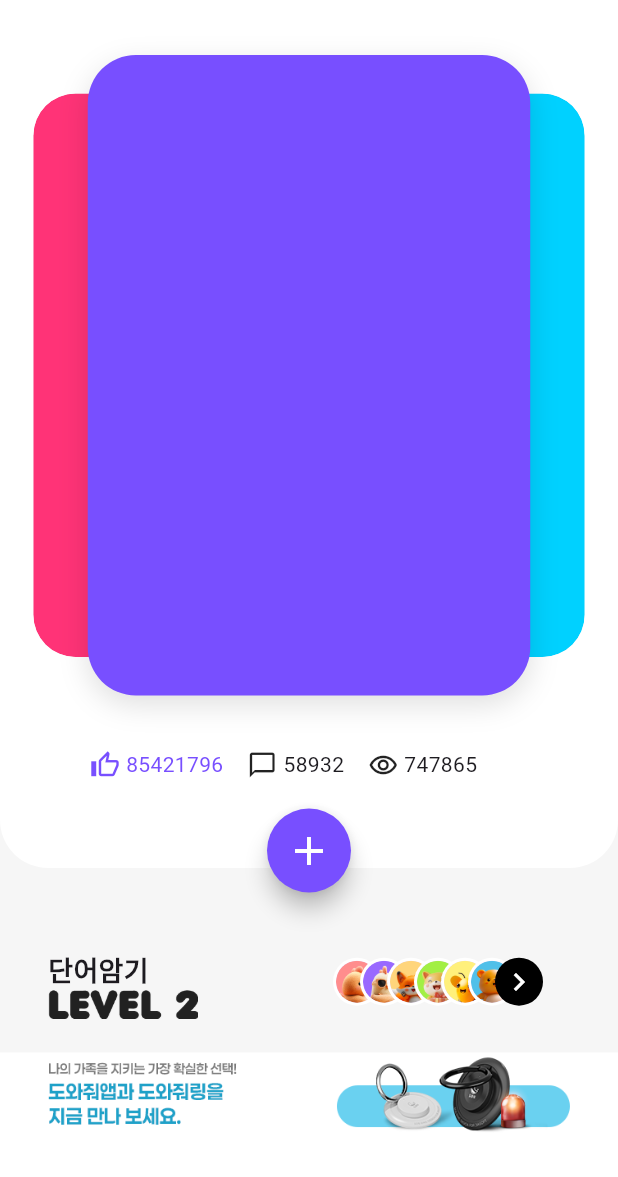
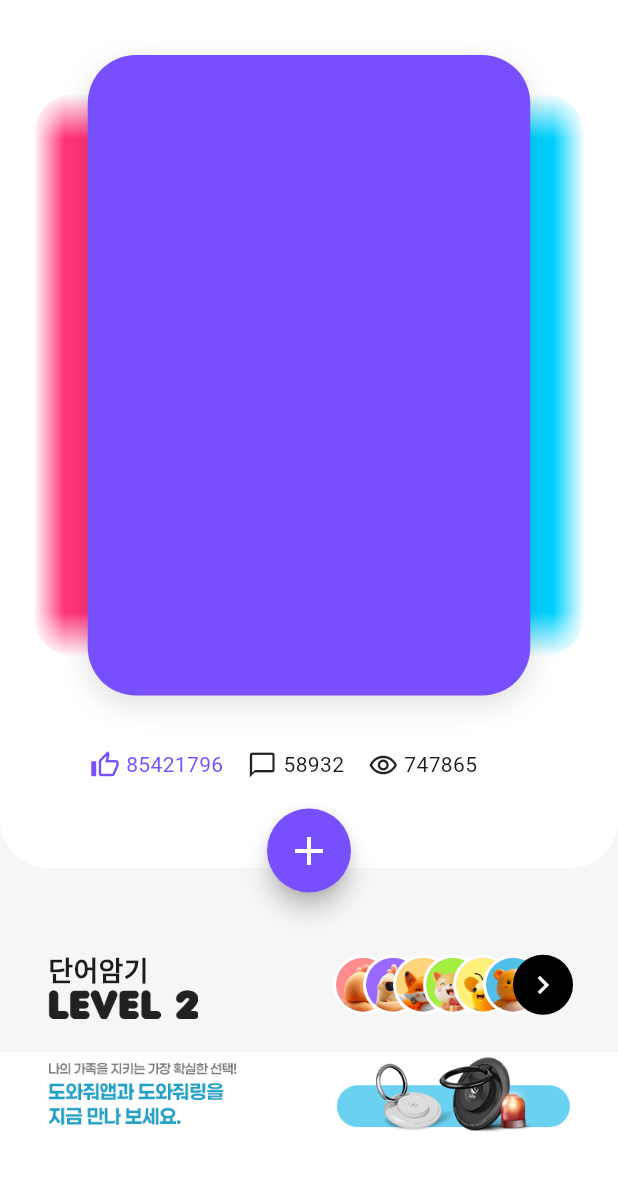
Before and after one commit to gyu-hyung/work, a Flutter app: the TeenPickPageView screen opened directly, on a phone screen of 412 x 824 dp, the part 59-1236 px from its top. Run offline on Flutter 3.47's test engine with Material 3 defaults, Android fonts, the phone set to English and light mode, and no system bars; our stand-ins replace equatable, flutter_bloc, flutter_svg, go_router.

Commit message:
teen pick page blur

```diff
--- a/lib/src/ui/pages/teen_pick/teen_pick_page.dart
+++ b/lib/src/ui/pages/teen_pick/teen_pick_page.dart
@@ -118,6 +118,9 @@ class TeenPickPageView extends StatelessWidget {
       'assets/icons/ic_marker5.png',
       'assets/icons/ic_marker6.png',
     ];
+    final int lastAvartarIndex = reactionAvatars.length;
+    const double avartarSize = 20;
+    const double distance = 20;
 
     return Padding(
       padding: const EdgeInsets.symmetric(vertical: 32),
@@ -145,25 +148,25 @@ class TeenPickPageView extends StatelessWidget {
             child: Padding(
               padding: const EdgeInsets.symmetric(horizontal: 16),
               child: SizedBox(
-                height: 36,
+                height: 40,
                 child: Stack(
                   children: [
-                    for (int i = 0; i < reactionAvatars.length; i++)
+                    for (int i = 0; i < lastAvartarIndex; i++)
                       Positioned(
-                        left: i * 18,
+                        left: i * distance,
                         child: CircleAvatar(
-                          radius: 16,
+                          radius: avartarSize,
                           backgroundColor: Colors.white,
                           child: CircleAvatar(
-                            radius: 14,
+                            radius: avartarSize - 2,
                             backgroundImage: AssetImage(reactionAvatars[i]),
                           ),
                         ),
                       ),
                     Positioned(
-                      left: reactionAvatars.length * 18,
+                      left: lastAvartarIndex * distance,
                       child: const CircleAvatar(
-                        radius: 16,
+                        radius: avartarSize,
                         backgroundColor: Colors.black,
                         child: Icon(Icons.chevron_right, color: Colors.white),
                       ),
--- a/lib/src/ui/pages/teen_pick/widgets/SwiperCard.dart
+++ b/lib/src/ui/pages/teen_pick/widgets/SwiperCard.dart
@@ -140,18 +140,54 @@ class CardWidget extends StatelessWidget {
         ],
       ),
     );
-    if (blur) {
-      return ClipRRect(
+
+    if (!blur) return card;
+
+    // 1. 카드 전체에 blur
+    Widget blurred = ClipRRect(
       borderRadius: BorderRadius.circular(32),
       child: BackdropFilter(
         filter: ImageFilter.blur(sigmaX: 40, sigmaY: 40),
-          child: Opacity(
-            opacity: 1,
         child: card,
       ),
-        ),
+    );
+
+    // 2. 좌우 ShaderMask
+    Widget horizontalMask = ShaderMask(
+      shaderCallback: (Rect bounds) {
+        return const LinearGradient(
+          begin: Alignment.centerLeft,
+          end: Alignment.centerRight,
+          colors: [
+            Colors.transparent, // 왼쪽 투명
+            Colors.black, // 중앙 불투명
+            Colors.black, // 중앙 불투명
+            Colors.transparent // 오른쪽 투명
+          ],
+          stops: [0.0, 0.08, 0.92, 1.0],
+        ).createShader(bounds);
+      },
+      blendMode: BlendMode.dstIn,
+      child: blurred,
+    );
+
+    // 3. 위아래 ShaderMask
+    return ShaderMask(
+      shaderCallback: (Rect bounds) {
+        return const LinearGradient(
+          begin: Alignment.topCenter,
+          end: Alignment.bottomCenter,
+          colors: [
+            Colors.transparent, // 위쪽 투명
+            Colors.black, // 중앙 불투명
+            Colors.black, // 중앙 불투명
+            Colors.transparent // 아래쪽 투명
+          ],
+          stops: [0.0, 0.08, 0.92, 1.0],
+        ).createShader(bounds);
+      },
+      blendMode: BlendMode.dstIn,
+      child: horizontalMask,
     );
   }
-    return card;
 }
-}
```
Lines whose indentation alone changed are shown as unchanged.
